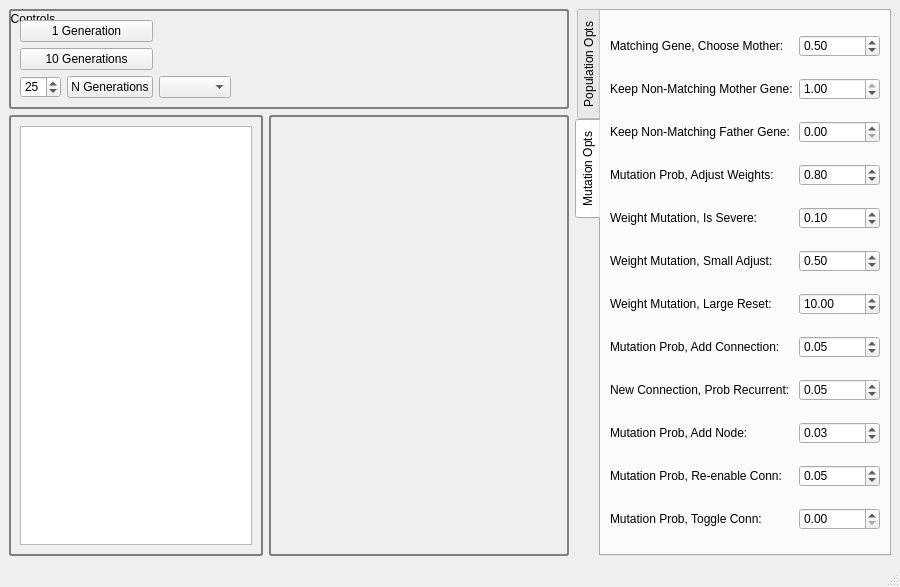
Qt form pygui/main_window.ui (ArtificialEvolvingWorld/neural-net-tests) before a commit.
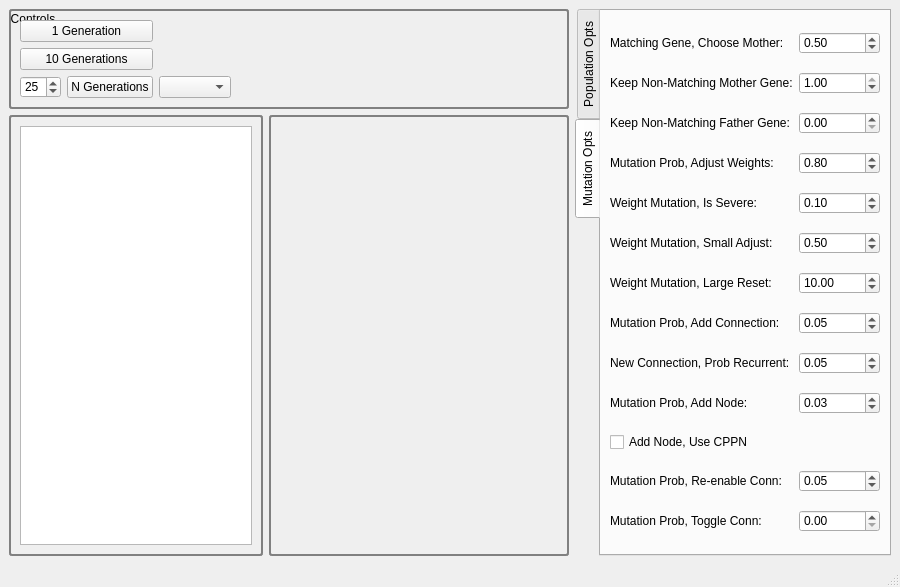
The same form after that commit. The open tabs and pages were chosen to show the change. Custom widgets are drawn as their Qt base class.

Commit message: Added GUI control over the odds for each CPPN function.

What changed in the file:
```diff
--- a/pygui/main_window.ui
+++ b/pygui/main_window.ui
@@ -281,15 +281,15 @@
        <attribute name="title">
         <string>Mutation Opts</string>
        </attribute>
-       <layout class="QGridLayout" name="gridLayout_5">
-        <item row="0" column="0" colspan="2">
+       <layout class="QGridLayout" name="gridLayout_3">
+        <item row="0" column="0">
          <widget class="QLabel" name="label_9">
           <property name="text">
            <string>Matching Gene, Choose Mother: </string>
           </property>
          </widget>
         </item>
-        <item row="0" column="2">
+        <item row="0" column="1">
          <widget class="QDoubleSpinBox" name="matching_gene_choose_mother">
           <property name="maximum">
            <double>1.000000000000000</double>
@@ -302,14 +302,14 @@
           </property>
          </widget>
         </item>
-        <item row="1" column="0" colspan="2">
+        <item row="1" column="0">
          <widget class="QLabel" name="label_10">
           <property name="text">
            <string>Keep Non-Matching Mother Gene:</string>
           </property>
          </widget>
         </item>
-        <item row="1" column="2">
+        <item row="1" column="1">
          <widget class="QDoubleSpinBox" name="keep_non_matching_mother_gene">
           <property name="maximum">
            <double>1.000000000000000</double>
@@ -322,14 +322,14 @@
           </property>
          </widget>
         </item>
-        <item row="2" column="0" colspan="2">
+        <item row="2" column="0">
          <widget class="QLabel" name="label_11">
           <property name="text">
            <string>Keep Non-Matching Father Gene:</string>
           </property>
          </widget>
         </item>
-        <item row="2" column="2">
+        <item row="2" column="1">
          <widget class="QDoubleSpinBox" name="keep_non_matching_father_gene">
           <property name="maximum">
            <double>1.000000000000000</double>
@@ -342,14 +342,14 @@
           </property>
          </widget>
         </item>
-        <item row="3" column="0" colspan="2">
+        <item row="3" column="0">
          <widget class="QLabel" name="label_12">
           <property name="text">
            <string>Mutation Prob, Adjust Weights:</string>
           </property>
          </widget>
         </item>
-        <item row="3" column="2">
+        <item row="3" column="1">
          <widget class="QDoubleSpinBox" name="mutation_prob_adjust_weights">
           <property name="maximum">
            <double>1.000000000000000</double>
@@ -362,14 +362,14 @@
           </property>
          </widget>
         </item>
-        <item row="4" column="0" colspan="2">
+        <item row="4" column="0">
          <widget class="QLabel" name="label_13">
           <property name="text">
            <string>Weight Mutation, Is Severe:</string>
           </property>
          </widget>
         </item>
-        <item row="4" column="2">
+        <item row="4" column="1">
          <widget class="QDoubleSpinBox" name="weight_mutation_is_severe">
           <property name="maximum">
            <double>1.000000000000000</double>
@@ -382,14 +382,14 @@
           </property>
          </widget>
         </item>
-        <item row="5" column="0" colspan="2">
+        <item row="5" column="0">
          <widget class="QLabel" name="label_14">
           <property name="text">
            <string>Weight Mutation, Small Adjust:</string>
           </property>
          </widget>
         </item>
-        <item row="5" column="2">
+        <item row="5" column="1">
          <widget class="QDoubleSpinBox" name="weight_mutation_small_adjust">
           <property name="maximum">
            <double>10.000000000000000</double>
@@ -402,14 +402,34 @@
           </property>
          </widget>
         </item>
-        <item row="7" column="0" colspan="2">
+        <item row="6" column="0">
+         <widget class="QLabel" name="label_15">
+          <property name="text">
+           <string>Weight Mutation, Large Reset:</string>
+          </property>
+         </widget>
+        </item>
+        <item row="6" column="1">
+         <widget class="QDoubleSpinBox" name="weight_mutation_reset_range">
+          <property name="maximum">
+           <double>200.000000000000000</double>
+          </property>
+          <property name="singleStep">
+           <double>1.000000000000000</double>
+          </property>
+          <property name="value">
+           <double>10.000000000000000</double>
+          </property>
+         </widget>
+        </item>
+        <item row="7" column="0">
          <widget class="QLabel" name="label_16">
           <property name="text">
            <string>Mutation Prob, Add Connection:</string>
           </property>
          </widget>
         </item>
-        <item row="7" column="2">
+        <item row="7" column="1">
          <widget class="QDoubleSpinBox" name="mutation_prob_add_connection">
           <property name="maximum">
            <double>1.000000000000000</double>
@@ -422,14 +442,14 @@
           </property>
          </widget>
         </item>
-        <item row="8" column="0" colspan="2">
+        <item row="8" column="0">
          <widget class="QLabel" name="label_17">
           <property name="text">
            <string>New Connection, Prob Recurrent:</string>
           </property>
          </widget>
         </item>
-        <item row="8" column="2">
+        <item row="8" column="1">
          <widget class="QDoubleSpinBox" name="new_connection_is_recurrent">
           <property name="maximum">
            <double>1.000000000000000</double>
@@ -442,14 +462,14 @@
           </property>
          </widget>
         </item>
-        <item row="9" column="0" colspan="2">
+        <item row="9" column="0">
          <widget class="QLabel" name="label_18">
           <property name="text">
            <string>Mutation Prob, Add Node:</string>
           </property>
          </widget>
         </item>
-        <item row="9" column="2">
+        <item row="9" column="1">
          <widget class="QDoubleSpinBox" name="mutation_prob_add_node">
           <property name="maximum">
            <double>1.000000000000000</double>
@@ -463,13 +483,20 @@
          </widget>
         </item>
         <item row="10" column="0" colspan="2">
+         <widget class="QCheckBox" name="use_compositional_pattern_producing_networks">
+          <property name="text">
+           <string>Add Node, Use CPPN</string>
+          </property>
+         </widget>
+        </item>
+        <item row="11" column="0">
          <widget class="QLabel" name="label_19">
           <property name="text">
            <string>Mutation Prob, Re-enable Conn:</string>
           </property>
          </widget>
         </item>
-        <item row="10" column="2">
+        <item row="11" column="1">
          <widget class="QDoubleSpinBox" name="mutation_prob_reenable_connection">
           <property name="maximum">
            <double>1.000000000000000</double>
@@ -482,14 +509,14 @@
           </property>
          </widget>
         </item>
-        <item row="11" column="0" colspan="2">
+        <item row="12" column="0">
          <widget class="QLabel" name="label_20">
           <property name="text">
            <string>Mutation Prob, Toggle Conn:</string>
           </property>
          </widget>
         </item>
-        <item row="11" column="2">
+        <item row="12" column="1">
          <widget class="QDoubleSpinBox" name="mutation_prob_toggle_connection">
           <property name="maximum">
            <double>1.000000000000000</double>
@@ -502,26 +529,6 @@
           </property>
          </widget>
         </item>
-        <item row="6" column="2">
-         <widget class="QDoubleSpinBox" name="weight_mutation_reset_range">
-          <property name="maximum">
-           <double>200.000000000000000</double>
-          </property>
-          <property name="singleStep">
-           <double>1.000000000000000</double>
-          </property>
-          <property name="value">
-           <double>10.000000000000000</double>
-          </property>
-         </widget>
-        </item>
-        <item row="6" column="0" colspan="2">
-         <widget class="QLabel" name="label_15">
-          <property name="text">
-           <string>Weight Mutation, Large Reset:</string>
-          </property>
-         </widget>
-        </item>
        </layout>
       </widget>
      </widget>
```
The commit also changes 2 other files.
